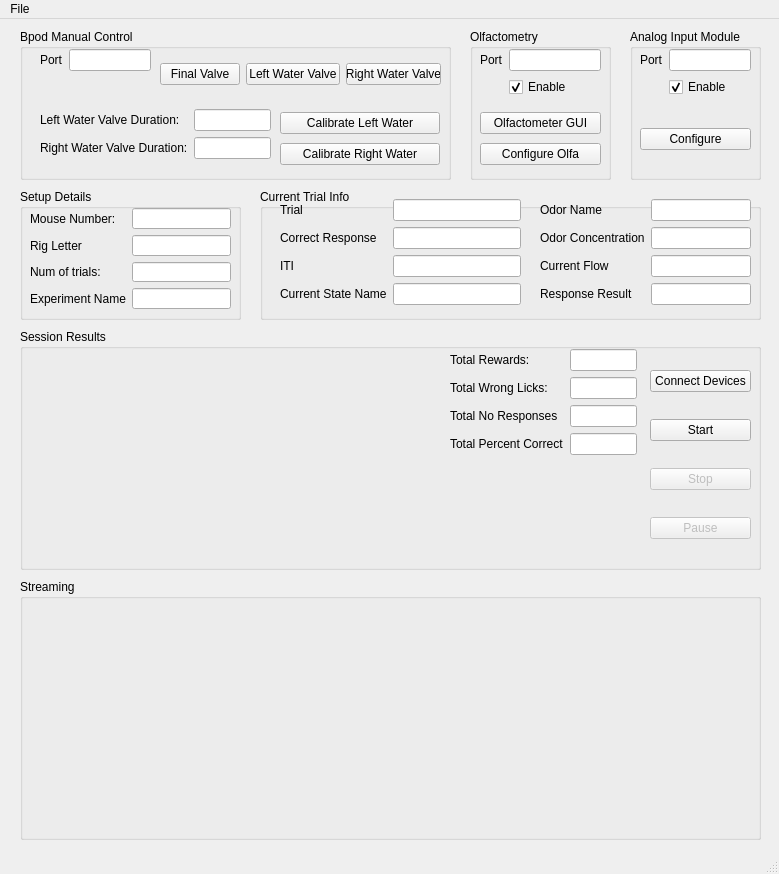
Above: main_window.ui from olfa-lab/PyBpodGUI before the change. Below: the same form after it.
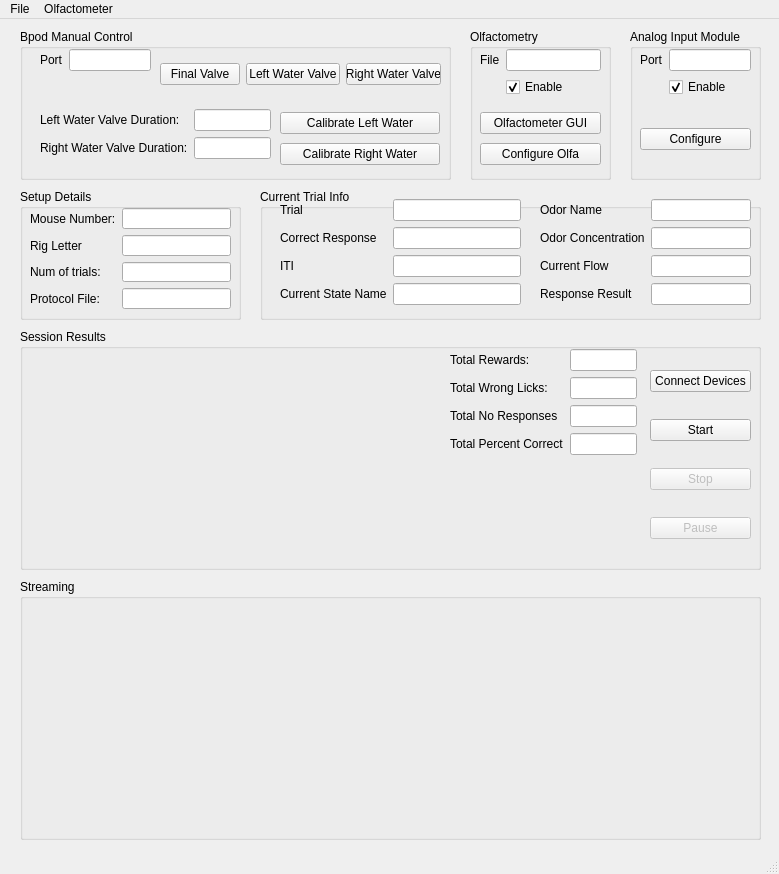
That is the form after the change.

Commit message: dialog window creates or modifies olfa config files

Patch:
```diff
--- a/main_window.ui
+++ b/main_window.ui
@@ -59,7 +59,7 @@
       <item row="3" column="0">
        <widget class="QLabel" name="experimentNameLabel">
         <property name="text">
-         <string>Experiment Name</string>
+         <string>Protocol File:</string>
         </property>
        </widget>
       </item>
@@ -292,7 +292,7 @@
       <item row="0" column="0">
        <widget class="QLabel" name="olfaPortLabel">
         <property name="text">
-         <string>Port</string>
+         <string>File</string>
         </property>
        </widget>
       </item>
@@ -687,7 +687,14 @@
     <addaction name="actionExit"/>
     <addaction name="separator"/>
    </widget>
+   <widget class="QMenu" name="menuOlfactometer">
+    <property name="title">
+     <string>Olfactometer</string>
+    </property>
+    <addaction name="actionSelectConfigFile"/>
+   </widget>
    <addaction name="menuFile"/>
+   <addaction name="menuOlfactometer"/>
   </widget>
   <action name="actionNew">
    <property name="text">
```
Left out of the diff: 17 changed lines with no effect on the pictures. The commit also changes 6 other files.
